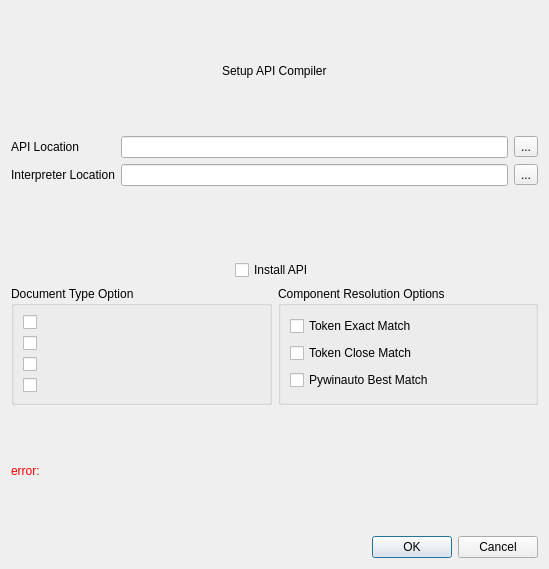
This is src/gui/ui/apicompilerdialog.ui in facade-technologies-inc/facile as Qt 5 draws it before an edit. The edited form follows.
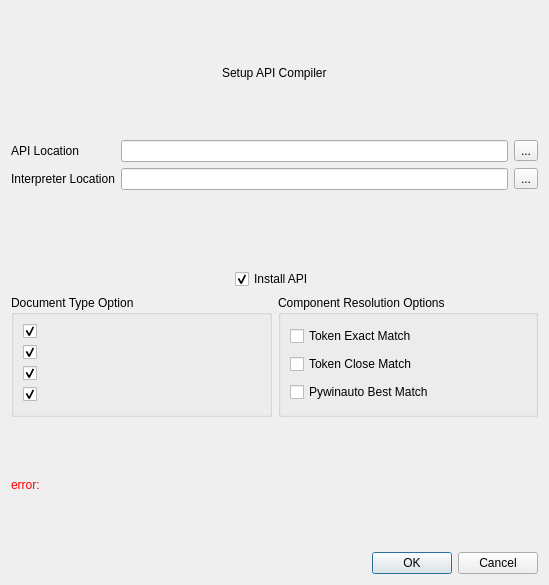
This is the edited form. Icons and pictures are not drawn.

The edit to the form file:
```diff
--- a/src/gui/ui/apicompilerdialog.ui
+++ b/src/gui/ui/apicompilerdialog.ui
@@ -7,7 +7,7 @@
     <x>0</x>
     <y>0</y>
     <width>549</width>
-    <height>569</height>
+    <height>585</height>
    </rect>
   </property>
   <property name="windowTitle">
@@ -117,6 +117,9 @@
        <property name="text">
         <string>Install API</string>
        </property>
+       <property name="checked">
+        <bool>true</bool>
+       </property>
       </widget>
      </item>
      <item>
@@ -157,6 +160,9 @@
             <height>80</height>
            </size>
           </property>
+          <property name="checked">
+           <bool>true</bool>
+          </property>
          </widget>
         </item>
         <item>
@@ -174,6 +180,9 @@
             <height>80</height>
            </size>
           </property>
+          <property name="checked">
+           <bool>true</bool>
+          </property>
          </widget>
         </item>
         <item>
@@ -191,6 +200,9 @@
             <height>80</height>
            </size>
           </property>
+          <property name="checked">
+           <bool>true</bool>
+          </property>
          </widget>
         </item>
         <item>
@@ -208,6 +220,9 @@
             <height>80</height>
            </size>
           </property>
+          <property name="checked">
+           <bool>true</bool>
+          </property>
          </widget>
         </item>
        </layout>
```
Left out of the diff: 4 changed lines with no effect on the pictures.
